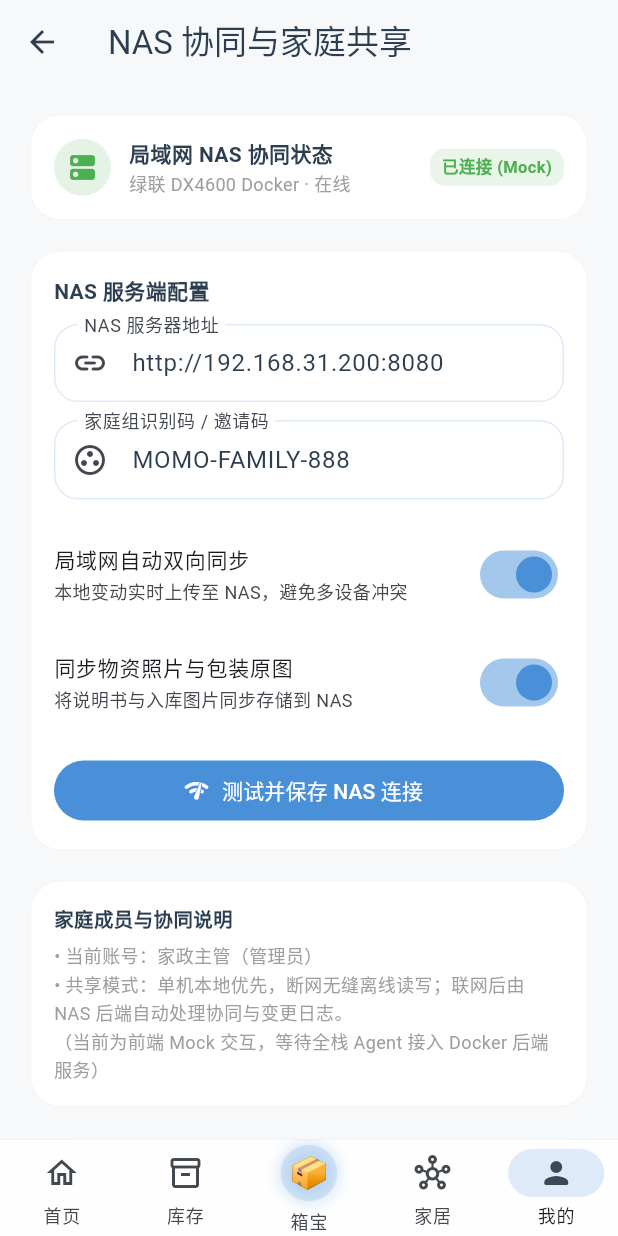
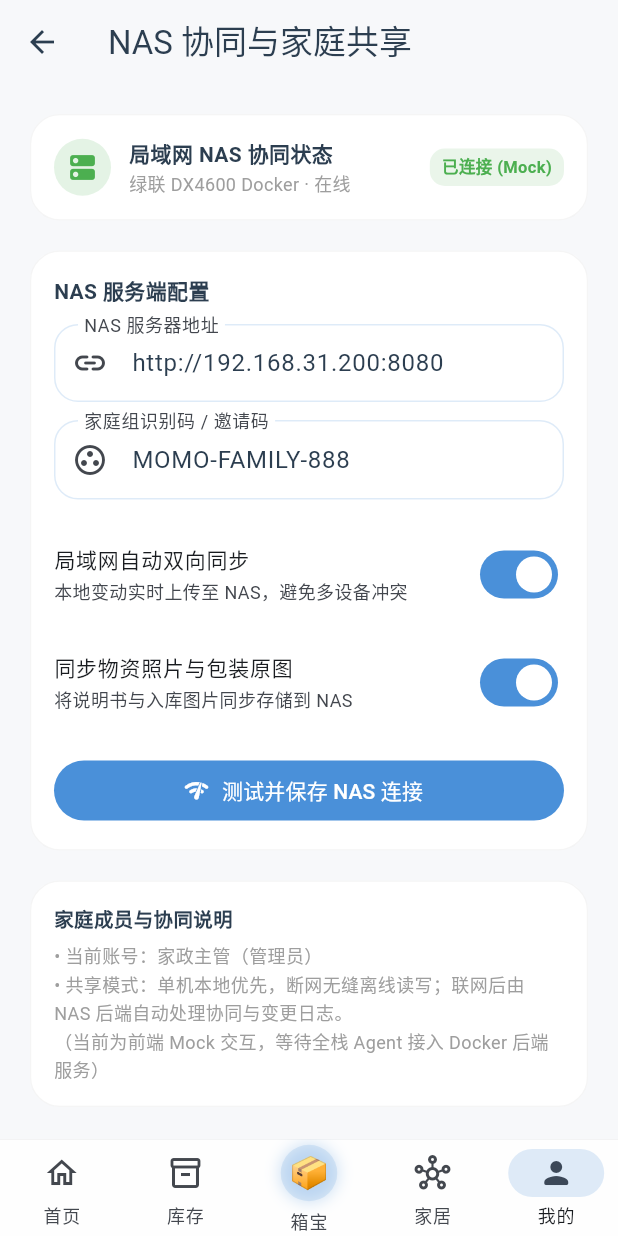
Before and after one commit to DavisDing/MomoBox, a Flutter app: the screen it shows after launch, item 5 of the bottom bar chosen, after a tap on "NAS 协同管理", on a phone screen of 412 x 824 dp. Run offline on Flutter 3.47's test engine with Material 3 defaults, Android fonts, the light colour scheme and no system bars; our stand-ins replace drift, file_picker, flutter_image_compress, flutter_local_notifications, flutter_riverpod, flutter_secure_storage and 5 more; missing offline and left inert: google_mlkit_text_recognition, mobile_scanner; accounts and stored records are empty; generated files the repository leaves out were written again.

Commit message:
feat: 更新多个文件以优化代码结构和用户体验，包含引入新模型和调整开关样式

```diff
--- a/lib/application/storage_management_service.dart
+++ b/lib/application/storage_management_service.dart
@@ -8,6 +8,7 @@ import '../data/repositories/barcode_cache_repository.dart';
 import '../data/repositories/settings_repository.dart';
 import '../services/media_storage_service.dart';
 import 'ai_usage_service.dart';
+import '../domain/models/recognition_models.dart';
 import 'media_service.dart';
 
 class StorageUsage {
--- a/lib/data/repositories/mock_smart_home_repository.dart
+++ b/lib/data/repositories/mock_smart_home_repository.dart
@@ -123,9 +123,9 @@ class MockSmartHomeRepository {
   ];
 
   HaConnectionStatus _connectionStatus = HaConnectionStatus.online;
-  String _haAddress = 'http://homeassistant.local:8123';
-  String _nasAddress = 'http://nas.local:8080';
-  bool _nasOnline = true;
+  final String _haAddress = 'http://homeassistant.local:8123';
+  final String _nasAddress = 'http://nas.local:8080';
+  final bool _nasOnline = true;
 
   // Getters
   List<SmartDevice> get devices => List.unmodifiable(_devices);
--- a/lib/domain/models/smart_home_models.dart
+++ b/lib/domain/models/smart_home_models.dart
@@ -1,5 +1,7 @@
 /// Smart Home & Home Assistant 领域与展示模型 (Mock / Contract)
 /// 等待 Full-stack Agent 接入真实 NAS HA WebSocket / REST API。
+
+library;
 
 enum HaConnectionStatus {
   online,
--- a/lib/presentation/screens/home_screen.dart
+++ b/lib/presentation/screens/home_screen.dart
@@ -1,10 +1,8 @@
-import 'dart:ui';
 import 'package:flutter/material.dart';
 import 'package:flutter_riverpod/flutter_riverpod.dart';
 import 'package:go_router/go_router.dart';
 
 import '../../app/momo_theme.dart';
-import '../../domain/inventory/reminder_rules.dart';
 import '../../domain/models/inventory_models.dart';
 import '../../domain/models/smart_home_models.dart';
 import '../controllers/providers.dart';
@@ -269,7 +267,7 @@ class HomeScreen extends ConsumerWidget {
                 context: context,
                 isScrollControlled: true,
                 useSafeArea: true,
-                builder: (_) => const IntakeSheet(initialAction: 'scan'),
+                builder: (_) => const IntakeSheet(),
               ),
             ),
             _buildQuickActionBtn(
@@ -281,7 +279,7 @@ class HomeScreen extends ConsumerWidget {
                 context: context,
                 isScrollControlled: true,
                 useSafeArea: true,
-                builder: (_) => const IntakeSheet(initialAction: 'camera'),
+                builder: (_) => const IntakeSheet(),
               ),
             ),
             _buildQuickActionBtn(
@@ -529,7 +527,7 @@ class HomeScreen extends ConsumerWidget {
                               const SizedBox(width: 8),
                               Expanded(
                                 child: Text(
-                                  entry.name,
+                                  entry.itemName,
                                   style: const TextStyle(fontSize: 13, fontWeight: FontWeight.w500),
                                 ),
                               ),
@@ -667,7 +665,7 @@ class HomeScreen extends ConsumerWidget {
                         ),
                         Switch.adaptive(
                           value: device.isOn,
-                          activeColor: palette.primary,
+                          activeTrackColor: palette.primary,
                           onChanged: (val) {
                             ref.read(smartHomeControllerProvider.notifier).toggleDevice(device.id);
                             ScaffoldMessenger.of(context).showSnackBar(
--- a/lib/presentation/screens/nas_settings_screen.dart
+++ b/lib/presentation/screens/nas_settings_screen.dart
@@ -3,7 +3,6 @@ import 'package:flutter_riverpod/flutter_riverpod.dart';
 
 import '../../app/momo_theme.dart';
 import '../controllers/providers.dart';
-import '../controllers/smart_home_controller.dart';
 
 class NasSettingsScreen extends ConsumerStatefulWidget {
   const NasSettingsScreen({super.key});
@@ -40,7 +39,6 @@ class _NasSettingsScreenState extends ConsumerState<NasSettingsScreen> {
   @override
   Widget build(BuildContext context) {
     final palette = MomoPalette.fromStoredValue(ref.watch(themeNameProvider).valueOrNull);
-    final theme = Theme.of(context);
 
     return Scaffold(
       appBar: AppBar(title: const Text('NAS 协同与家庭共享')),
@@ -119,7 +117,7 @@ class _NasSettingsScreenState extends ConsumerState<NasSettingsScreen> {
                     title: const Text('局域网自动双向同步', style: TextStyle(fontSize: 14)),
                     subtitle: const Text('本地变动实时上传至 NAS，避免多设备冲突', style: TextStyle(fontSize: 12)),
                     value: _autoSync,
-                    activeColor: palette.primary,
+                    activeTrackColor: palette.primary,
                     onChanged: (v) => setState(() => _autoSync = v),
                   ),
                   SwitchListTile.adaptive(
@@ -127,7 +125,7 @@ class _NasSettingsScreenState extends ConsumerState<NasSettingsScreen> {
                     title: const Text('同步物资照片与包装原图', style: TextStyle(fontSize: 14)),
                     subtitle: const Text('将说明书与入库图片同步存储到 NAS', style: TextStyle(fontSize: 12)),
                     value: _syncImages,
-                    activeColor: palette.primary,
+                    activeTrackColor: palette.primary,
                     onChanged: (v) => setState(() => _syncImages = v),
                   ),
                   const SizedBox(height: 12),
--- a/lib/presentation/screens/shopping_detail_screen.dart
+++ b/lib/presentation/screens/shopping_detail_screen.dart
@@ -1,5 +1,4 @@
 import 'package:flutter/material.dart';
-import 'package:flutter_riverpod/flutter_riverpod.dart';
 
 import 'shopping_screen.dart';
 
```
Also changed, not shown: lib/presentation/screens/settings_screen.dart (+6 -3 lines), lib/presentation/screens/smart_home_screen.dart (+2 -6 lines), 1 other file.
